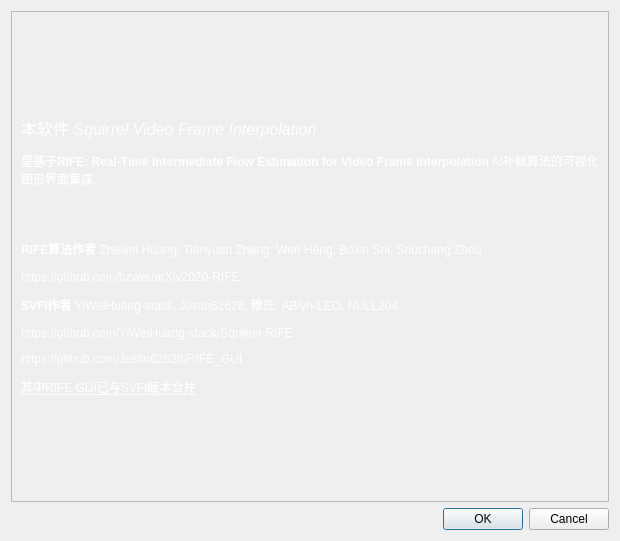
Qt form Utils/SVFI_about.ui (100wman/RIFE_GUI) before a commit.
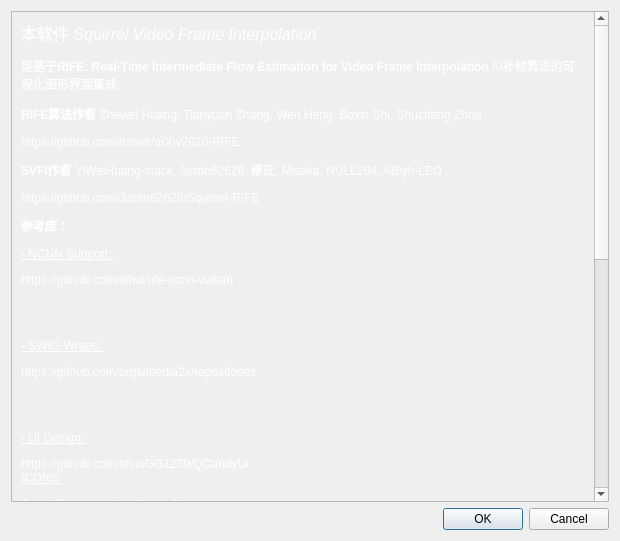
The same form after that commit.

Commit message: SVFI 3.7.4-beta #3-#4     Update Log     - Update Chinese Documentation     - Update Code Structure (File - Class Distribution)     - Update UI ico, from ico8     - Add SVT Encode Module

The edit to the form file:
```diff
--- a/Utils/SVFI_about.ui
+++ b/Utils/SVFI_about.ui
@@ -30,8 +30,8 @@
        <rect>
         <x>0</x>
         <y>0</y>
-        <width>600</width>
-        <height>492</height>
+        <width>583</width>
+        <height>940</height>
        </rect>
       </property>
       <layout class="QVBoxLayout" name="verticalLayout_3">
@@ -44,7 +44,7 @@
           </sizepolicy>
          </property>
          <property name="text">
-          <string>&lt;html&gt;&lt;head/&gt;&lt;body&gt;&lt;p&gt;&lt;span style=&quot; font-size:12pt; color:#ffffff;&quot;&gt;本软件 &lt;/span&gt;&lt;span style=&quot; font-size:12pt; font-style:italic; color:#ffffff;&quot;&gt;Squirrel Video Frame Interpolation&lt;/span&gt;&lt;/p&gt;&lt;p&gt;&lt;span style=&quot; color:#ffffff;&quot;&gt;是基于&lt;/span&gt;&lt;span style=&quot; font-weight:600; color:#ffffff;&quot;&gt;RIFE: Real-Time Intermediate Flow Estimation for Video Frame Interpolation&lt;/span&gt;&lt;span style=&quot; color:#ffffff;&quot;&gt; AI补帧算法的可视化图形界面集成.&lt;/span&gt;&lt;/p&gt;&lt;p&gt;&lt;br/&gt;&lt;/p&gt;&lt;p&gt;&lt;span style=&quot; font-weight:600; color:#ffffff;&quot;&gt;RIFE算法作者&lt;/span&gt;&lt;span style=&quot; color:#ffffff;&quot;&gt; Zhewei Huang, Tianyuan Zhang, Wen Heng, Boxin Shi, Shuchang Zhou &lt;/span&gt;&lt;/p&gt;&lt;p&gt;&lt;span style=&quot; color:#ffffff;&quot;&gt;https://github.com/hzwer/arXiv2020-RIFE&lt;/span&gt;&lt;/p&gt;&lt;p&gt;&lt;span style=&quot; font-weight:600; color:#ffffff;&quot;&gt;SVFI作者&lt;/span&gt;&lt;span style=&quot; color:#ffffff;&quot;&gt; YiWeiHuang-stack, Justin62628, 穆氏, ABlyh-LEO, NULL204&lt;/span&gt;&lt;/p&gt;&lt;p&gt;&lt;span style=&quot; color:#ffffff;&quot;&gt;https://github.com/YiWeiHuang-stack/Squirrel-RIFE&lt;/span&gt;&lt;/p&gt;&lt;p&gt;&lt;span style=&quot; color:#ffffff;&quot;&gt;https://github.com/Justin62628/RIFE_GUI&lt;/span&gt;&lt;/p&gt;&lt;p&gt;&lt;span style=&quot; text-decoration: underline; color:#ffffff;&quot;&gt;其中RIFE GUI已与SVFI版本合并&lt;/span&gt;&lt;/p&gt;&lt;/body&gt;&lt;/html&gt;</string>
+          <string>&lt;html&gt;&lt;head/&gt;&lt;body&gt;&lt;p&gt;&lt;span style=&quot; font-size:12pt; color:#ffffff;&quot;&gt;本软件 &lt;/span&gt;&lt;span style=&quot; font-size:12pt; font-style:italic; color:#ffffff;&quot;&gt;Squirrel Video Frame Interpolation&lt;/span&gt;&lt;/p&gt;&lt;p&gt;&lt;span style=&quot; color:#ffffff;&quot;&gt;是基于&lt;/span&gt;&lt;span style=&quot; font-weight:600; color:#ffffff;&quot;&gt;RIFE: Real-Time Intermediate Flow Estimation for Video Frame Interpolation&lt;/span&gt;&lt;span style=&quot; color:#ffffff;&quot;&gt; AI补帧算法的可视化图形界面集成.&lt;/span&gt;&lt;/p&gt;&lt;p&gt;&lt;span style=&quot; font-weight:600; color:#ffffff;&quot;&gt;RIFE算法作者&lt;/span&gt;&lt;span style=&quot; color:#ffffff;&quot;&gt; Zhewei Huang, Tianyuan Zhang, Wen Heng, Boxin Shi, Shuchang Zhou &lt;/span&gt;&lt;/p&gt;&lt;p&gt;&lt;span style=&quot; color:#ffffff;&quot;&gt;https://github.com/hzwer/arXiv2020-RIFE&lt;/span&gt;&lt;/p&gt;&lt;p&gt;&lt;span style=&quot; font-weight:600; color:#ffffff;&quot;&gt;SVFI作者&lt;/span&gt;&lt;span style=&quot; color:#ffffff;&quot;&gt; YiWeiHuang-stack, Justin62628, 穆氏, Misaka, NULL204, ABlyh-LEO&lt;/span&gt;&lt;/p&gt;&lt;p&gt;&lt;span style=&quot; color:#ffffff;&quot;&gt;https://github.com/Justin62628/Squirrel-RIFE&lt;/span&gt;&lt;/p&gt;&lt;p&gt;&lt;span style=&quot; font-weight:600; color:#ffffff;&quot;&gt;参考库：&lt;/span&gt;&lt;/p&gt;&lt;p&gt;&lt;span style=&quot; text-decoration: underline; color:#ffffff;&quot;&gt;- NCNN Support: &lt;/span&gt;&lt;/p&gt;&lt;p&gt;&lt;span style=&quot; color:#ffffff;&quot;&gt;https://github.com/nihui/rife-ncnn-vulkan&lt;/span&gt;&lt;/p&gt;&lt;p&gt;&lt;span style=&quot; color:#ffffff;&quot;&gt;&lt;br/&gt;&lt;/span&gt;&lt;/p&gt;&lt;p&gt;&lt;span style=&quot; text-decoration: underline; color:#ffffff;&quot;&gt;- SWIG Wraps: &lt;/span&gt;&lt;/p&gt;&lt;p&gt;&lt;span style=&quot; color:#ffffff;&quot;&gt;https://github.com/orgs/media2x/repositories&lt;/span&gt;&lt;/p&gt;&lt;p&gt;&lt;span style=&quot; color:#ffffff;&quot;&gt;&lt;br/&gt;&lt;/span&gt;&lt;/p&gt;&lt;p&gt;&lt;span style=&quot; text-decoration: underline; color:#ffffff;&quot;&gt;- UI Design: &lt;/span&gt;&lt;/p&gt;&lt;p&gt;&lt;span style=&quot; color:#ffffff;&quot;&gt;https://github.com/shuoGG1239/QCandyUi&lt;br/&gt;&lt;/span&gt;&lt;span style=&quot; text-decoration: underline; color:#ffffff;&quot;&gt;ICONS:&lt;/span&gt;&lt;/p&gt;&lt;p&gt;&lt;span style=&quot; color:#ffffff;&quot;&gt;&amp;quot;Icons8&amp;quot; (Icons) https://icons8.com&lt;/span&gt;&lt;/p&gt;&lt;p&gt;&lt;span style=&quot; color:#ffffff;&quot;&gt;&lt;br/&gt;&lt;/span&gt;&lt;/p&gt;&lt;p&gt;&lt;span style=&quot; text-decoration: underline; color:#ffffff;&quot;&gt;- Steamworks Interface: &lt;/span&gt;&lt;/p&gt;&lt;p&gt;&lt;span style=&quot; color:#ffffff;&quot;&gt;https://github.com/philippj/SteamworksPy&lt;/span&gt;&lt;/p&gt;&lt;p&gt;&lt;span style=&quot; color:#ffffff;&quot;&gt;&lt;br/&gt;&lt;/span&gt;&lt;/p&gt;&lt;p&gt;&lt;span style=&quot; text-decoration: underline; color:#ffffff;&quot;&gt;- Encode Supports: &lt;/span&gt;&lt;/p&gt;&lt;p&gt;&lt;span style=&quot; color:#ffffff;&quot;&gt;https://github.com/FFmpeg/FFmpeg&lt;/span&gt;&lt;/p&gt;&lt;p&gt;&lt;span style=&quot; color:#ffffff;&quot;&gt;https://github.com/rigaya/QSVEnc&lt;/span&gt;&lt;/p&gt;&lt;p&gt;&lt;span style=&quot; color:#ffffff;&quot;&gt;https://github.com/rigaya/NVEnc&lt;/span&gt;&lt;/p&gt;&lt;p&gt;&lt;span style=&quot; color:#ffffff;&quot;&gt;https://github.com/quietvoid/dovi_tool&lt;/span&gt;&lt;/p&gt;&lt;p&gt;&lt;span style=&quot; color:#ffffff;&quot;&gt;https://github.com/DolbyLaboratories/dlb_mp4base&lt;/span&gt;&lt;/p&gt;&lt;p&gt;&lt;span style=&quot; color:#ffffff;&quot;&gt;https://github.com/quietvoid/hdr10plus_parser&lt;/span&gt;&lt;/p&gt;&lt;p&gt;&lt;span style=&quot; color:#ffffff;&quot;&gt;&lt;br/&gt;&lt;/span&gt;&lt;/p&gt;&lt;p&gt;&lt;span style=&quot; text-decoration: underline; color:#ffffff;&quot;&gt;- Super Resolution Algorithm&lt;/span&gt;&lt;/p&gt;&lt;p&gt;&lt;span style=&quot; color:#ffffff;&quot;&gt;https://github.com/nagadomi/waifu2x&lt;/span&gt;&lt;/p&gt;&lt;p&gt;&lt;span style=&quot; color:#ffffff;&quot;&gt;https://github.com/jixiaozhong/RealSR&lt;/span&gt;&lt;/p&gt;&lt;p&gt;&lt;span style=&quot; color:#ffffff;&quot;&gt;https://github.com/xinntao/Real-ESRGAN&lt;/span&gt;&lt;/p&gt;&lt;/body&gt;&lt;/html&gt;</string>
          </property>
          <property name="scaledContents">
           <bool>true</bool>
```
The commit also changes 28 other files.
